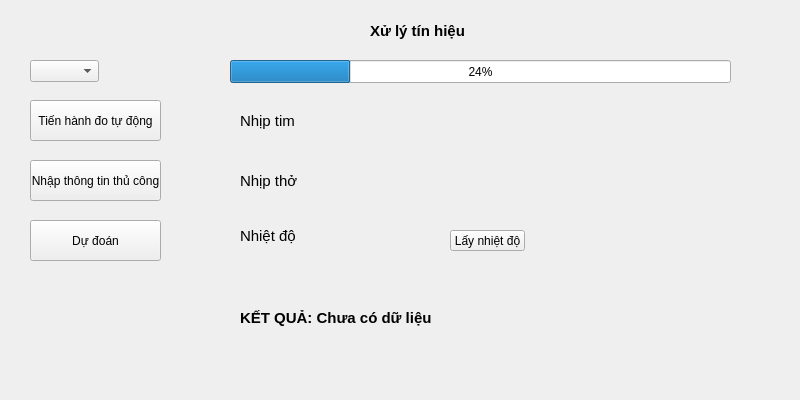
First picture: the form in hoang/src/view/display.ui, repository alonet14/nckh, before the edit.
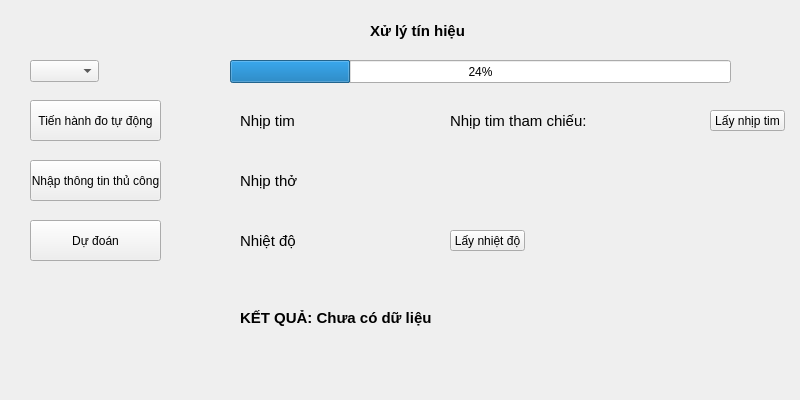
Second picture: the form after the edit.

The edit to the form file:
```diff
--- a/hoang/src/view/display.ui
+++ b/hoang/src/view/display.ui
@@ -100,7 +100,7 @@
     <rect>
      <x>240</x>
      <y>110</y>
-     <width>481</width>
+     <width>201</width>
      <height>21</height>
     </rect>
    </property>
@@ -117,9 +117,9 @@
    <property name="geometry">
     <rect>
      <x>240</x>
-     <y>220</y>
+     <y>230</y>
      <width>191</width>
-     <height>31</height>
+     <height>21</height>
     </rect>
    </property>
    <property name="font">
@@ -183,6 +183,37 @@
     <string>Lấy nhiệt độ</string>
    </property>
   </widget>
+  <widget class="QLabel" name="label_hr_ref">
+   <property name="geometry">
+    <rect>
+     <x>450</x>
+     <y>110</y>
+     <width>251</width>
+     <height>21</height>
+    </rect>
+   </property>
+   <property name="font">
+    <font>
+     <pointsize>11</pointsize>
+    </font>
+   </property>
+   <property name="text">
+    <string>Nhịp tim tham chiếu: </string>
+   </property>
+  </widget>
+  <widget class="QPushButton" name="button_refresh_hr">
+   <property name="geometry">
+    <rect>
+     <x>710</x>
+     <y>110</y>
+     <width>75</width>
+     <height>21</height>
+    </rect>
+   </property>
+   <property name="text">
+    <string>Lấy nhịp tim</string>
+   </property>
+  </widget>
  </widget>
  <resources/>
  <connections/>
```
